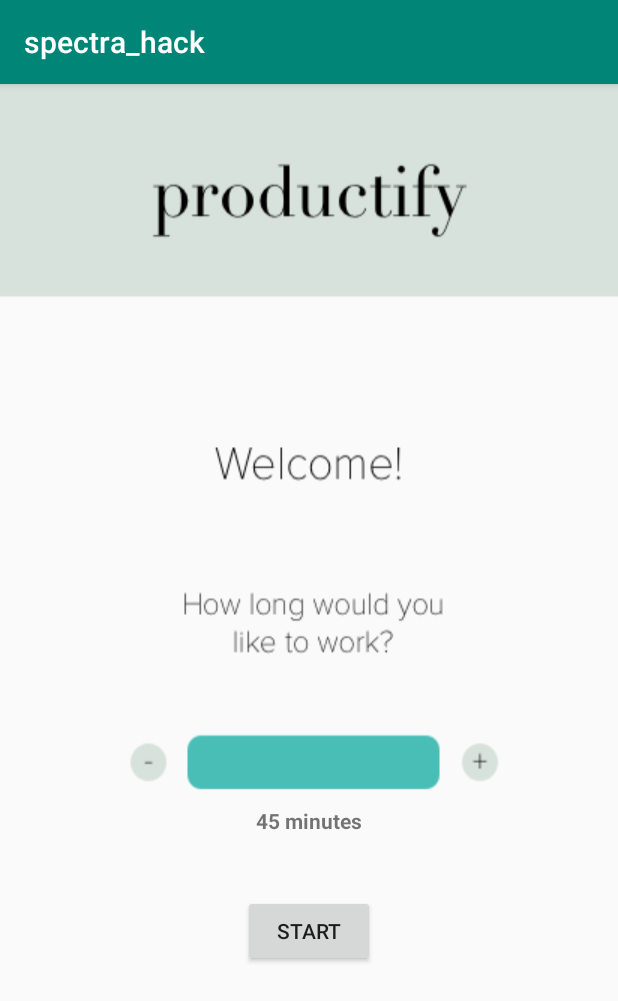
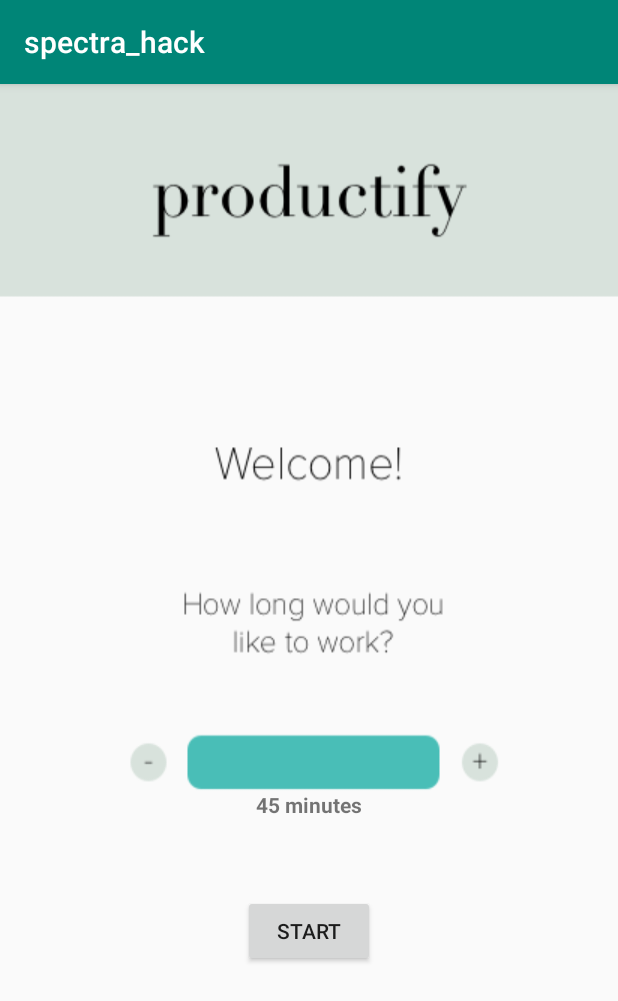
Before and after one commit to msli2/spectra_hack, an Android app: the SelectWorkTime screen opened directly, with no data from a screen before it, on a phone screen of 412 x 824 dp. Shown: the top 1001 px of the screen. Run offline under Robolectric (Android 15) with nearby library versions, the phone set to English and light mode, and no system bars.

Commit message:
45 minutes done

```diff
--- a/app/src/main/res/layout/select_work_time.xml
+++ b/app/src/main/res/layout/select_work_time.xml
@@ -22,7 +22,7 @@
         android:layout_height="wrap_content"
         android:layout_alignParentBottom="true"
         android:layout_centerHorizontal="true"
-        android:layout_marginBottom="267dp"
+        android:layout_marginBottom="278dp"
         android:text="45 minutes"
         android:textAlignment="center"
         android:textStyle="bold" />
```
